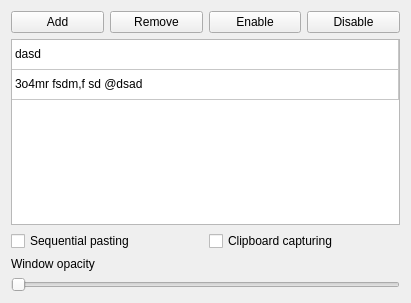
First picture: the form in clipboard_manager.ui, repository Reyuu/clipboard-manager, before the edit.
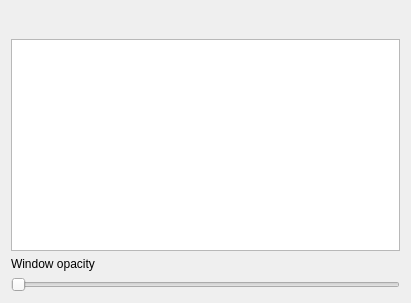
Second picture: the form after the edit. Icons and pictures are not drawn.

Patch:
```diff
--- a/clipboard_manager.ui
+++ b/clipboard_manager.ui
@@ -20,30 +20,135 @@
       <layout class="QHBoxLayout" name="top_bar_layout">
        <item>
         <widget class="QPushButton" name="add_button">
-         <property name="text">
+         <property name="sizePolicy">
+          <sizepolicy hsizetype="Minimum" vsizetype="Fixed">
+           <horstretch>0</horstretch>
+           <verstretch>0</verstretch>
+          </sizepolicy>
+         </property>
+         <property name="toolTip">
           <string>Add</string>
          </property>
+         <property name="icon">
+          <iconset>
+           <normaloff>icon/plus.svg</normaloff>icon/plus.svg</iconset>
+         </property>
+         <property name="iconSize">
+          <size>
+           <width>24</width>
+           <height>24</height>
+          </size>
+         </property>
+         <property name="flat">
+          <bool>true</bool>
+         </property>
         </widget>
        </item>
        <item>
         <widget class="QPushButton" name="remove_button">
-         <property name="text">
+         <property name="sizePolicy">
+          <sizepolicy hsizetype="Minimum" vsizetype="Fixed">
+           <horstretch>0</horstretch>
+           <verstretch>0</verstretch>
+          </sizepolicy>
+         </property>
+         <property name="toolTip">
           <string>Remove</string>
          </property>
+         <property name="icon">
+          <iconset>
+           <normaloff>icon/minus.svg</normaloff>icon/minus.svg</iconset>
+         </property>
+         <property name="iconSize">
+          <size>
+           <width>24</width>
+           <height>24</height>
+          </size>
+         </property>
+         <property name="flat">
+          <bool>true</bool>
+         </property>
         </widget>
        </item>
        <item>
         <widget class="QPushButton" name="enable_button">
-         <property name="text">
+         <property name="sizePolicy">
+          <sizepolicy hsizetype="Minimum" vsizetype="Fixed">
+           <horstretch>0</horstretch>
+           <verstretch>0</verstretch>
+          </sizepolicy>
+         </property>
+         <property name="toolTip">
           <string>Enable</string>
          </property>
+         <property name="icon">
+          <iconset>
+           <normaloff>icon/check-square.svg</normaloff>icon/check-square.svg</iconset>
+         </property>
+         <property name="iconSize">
+          <size>
+           <width>24</width>
+           <height>24</height>
+          </size>
+         </property>
+         <property name="flat">
+          <bool>true</bool>
+         </property>
         </widget>
        </item>
        <item>
         <widget class="QPushButton" name="disable_button">
-         <property name="text">
+         <property name="sizePolicy">
+          <sizepolicy hsizetype="Minimum" vsizetype="Fixed">
+           <horstretch>0</horstretch>
+           <verstretch>0</verstretch>
+          </sizepolicy>
+         </property>
+         <property name="toolTip">
           <string>Disable</string>
          </property>
+         <property name="text">
+          <string/>
+         </property>
+         <property name="icon">
+          <iconset>
+           <normaloff>icon/x-square.svg</normaloff>icon/x-square.svg</iconset>
+         </property>
+         <property name="iconSize">
+          <size>
+           <width>24</width>
+           <height>24</height>
+          </size>
+         </property>
+         <property name="flat">
+          <bool>true</bool>
+         </property>
+        </widget>
+       </item>
+       <item>
+        <widget class="QPushButton" name="options_button">
+         <property name="sizePolicy">
+          <sizepolicy hsizetype="Minimum" vsizetype="Fixed">
+           <horstretch>0</horstretch>
+           <verstretch>0</verstretch>
+          </sizepolicy>
+         </property>
+         <property name="toolTip">
+          <string>Options</string>
+         </property>
+         <property name="icon">
+          <iconset>
+           <normaloff>icon/settings.svg</normaloff>icon/settings.svg</iconset>
+         </property>
+         <property name="iconSize">
+          <size>
+           <width>24</width>
+           <height>24</height>
+          </size>
+         </property>
+         <property name="flat">
+          <bool>true</bool>
+         </property>
         </widget>
        </item>
       </layout>
@@ -88,55 +193,17 @@
          <attribute name="verticalHeaderStretchLastSection">
           <bool>false</bool>
          </attribute>
-         <row>
-          <property name="text">
-           <string>1</string>
-          </property>
-         </row>
-         <row>
-          <property name="text">
-           <string>2</string>
-          </property>
-         </row>
          <column>
           <property name="text">
-           <string>Nowa kolumna</string>
+           <string/>
           </property>
          </column>
-         <item row="0" column="0">
-          <property name="text">
-           <string>dasd</string>
-          </property>
-         </item>
-         <item row="1" column="0">
-          <property name="text">
-           <string>3o4mr fsdm,f sd @dsad</string>
-          </property>
-         </item>
         </widget>
        </item>
       </layout>
      </item>
      <item>
       <layout class="QVBoxLayout" name="bottom_bar_layout">
-       <item>
-        <layout class="QHBoxLayout" name="checkboxes_layout">
-         <item>
-          <widget class="QCheckBox" name="sequential_pasting_checkbox">
-           <property name="text">
-            <string>Sequential pasting</string>
-           </property>
-          </widget>
-         </item>
-         <item>
-          <widget class="QCheckBox" name="clipboard_capturing_checkbox">
-           <property name="text">
-            <string>Clipboard capturing</string>
-           </property>
-          </widget>
-         </item>
-        </layout>
-       </item>
        <item>
         <widget class="QLabel" name="window_opacity_label">
          <property name="text">
```
Left out of the diff: 55 changed lines with no effect on the pictures.
